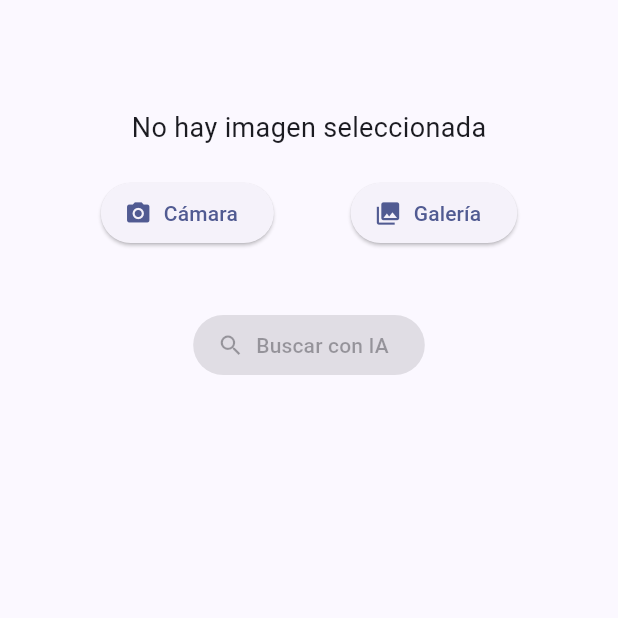
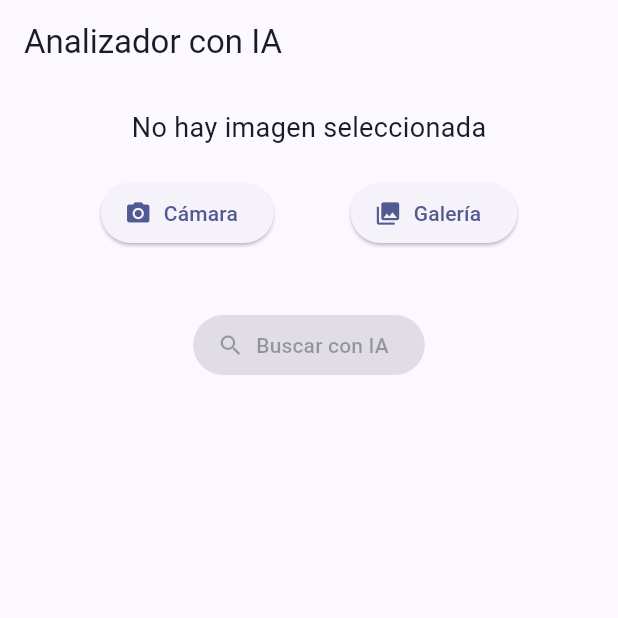
Before and after one commit to MarcRoviraP/camara_ai, a Flutter app: the screen it shows after launch, on a phone screen of 412 x 824 dp, the top half of it. Run offline on Flutter 3.47's test engine with Material 3 defaults, Android fonts, the phone set to English and light mode, and no system bars; our stand-ins replace flutter_dotenv, flutter_markdown, flutter_spinkit, google_generative_ai, image_picker.

Commit message:
Refactor ImagePickerScreen to enhance AI analysis functionality and remove widget test file

```diff
--- a/lib/screen/ImagePicker.dart
+++ b/lib/screen/ImagePicker.dart
@@ -1,5 +1,4 @@
 import 'dart:io';
-
 import 'package:flutter/material.dart';
 import 'package:flutter_dotenv/flutter_dotenv.dart';
 import 'package:flutter_markdown/flutter_markdown.dart';
@@ -19,21 +18,33 @@ class _ImagePickerScreenState extends State<ImagePickerScreen> {
   String _aiResult = '';
   bool _isLoading = false;
   int currentPromptIndex = 0;
+  final TextEditingController _textController = TextEditingController();
+
   TextPart prompt = TextPart(
-    "Analiza detalladamente la imagen proporcionada. Si contiene texto, resume los mensajes principales de forma clara y concisa, citando frases clave si son relevantes. Si no hay texto, describe los elementos visuales, su contexto y posibles interpretaciones. Sé preciso y objetivo.",
+    "Analiza detalladamente la imagen proporcionada. Si contiene texto, resume los mensajes principales...",
   );
+
   final ImagePicker _picker = ImagePicker();
-  final model = GenerativeModel(
-    model: 'gemini-2.5-flash',
-    apiKey: dotenv.env['GEMINI_API_KEY'] ?? '',
-  );
+
+  late final GenerativeModel model;
+  late ChatSession chat; // mantiene el contexto
+
+  @override
+  void initState() {
+    super.initState();
+    model = GenerativeModel(
+      model: 'gemini-2.5-flash',
+      apiKey: dotenv.env['GEMINI_API_KEY'] ?? '',
+    );
+    chat = model.startChat(); // inicializar chat
+  }
 
   Future<void> _pickImage(ImageSource source) async {
     final pickedFile = await _picker.pickImage(source: source);
     if (pickedFile != null) {
       setState(() {
         _imageFile = File(pickedFile.path);
-        _aiResult = ''; // Limpiar resultado previo
+        _aiResult = '';
       });
     }
   }
@@ -47,13 +58,12 @@ class _ImagePickerScreenState extends State<ImagePickerScreen> {
     });
 
     final imageBytes = await _imageFile!.readAsBytes();
-
     final imagePart = DataPart('image/jpeg', imageBytes);
 
     try {
-      final response = await model.generateContent([
+      final response = await chat.sendMessage(
         Content.multi([prompt, imagePart]),
-      ]);
+      );
 
       final output = response.text ?? "No se obtuvo respuesta de Gemini.";
       setState(() {
@@ -66,12 +76,60 @@ class _ImagePickerScreenState extends State<ImagePickerScreen> {
         _isLoading = false;
       });
     }
+    _imageFile = null;
+  }
+
+  /// Continuar conversación, enviando siempre imagen y texto aunque la imagen no haya cambiado
+  Future<void> _continueConversation(String text) async {
+    setState(() {
+      _isLoading = true;
+      _aiResult = '';
+    });
+
+    try {
+      if (_imageFile != null) {
+        final imageBytes = await _imageFile!.readAsBytes();
+        final imagePart = DataPart('image/jpeg', imageBytes);
+        final response = await chat.sendMessage(
+          Content.multi([TextPart(text), imagePart]),
+        );
+        final output = response.text ?? "⚠️ Sin respuesta de Gemini.";
+        setState(() {
+          _aiResult = output;
+          _isLoading = false;
+        });
+      } else {
+        // Si no hay imagen, solo envía el texto
+        final response = await chat.sendMessage(Content.text(text));
+        final output = response.text ?? "⚠️ Sin respuesta de Gemini.";
+        setState(() {
+          _aiResult = output;
+          _isLoading = false;
+        });
+      }
+    } catch (e) {
+      setState(() {
+        _aiResult = "❌ Error al continuar conversación:\n$e";
+        _isLoading = false;
+      });
+    }
+    _imageFile = null;
+  }
+
+  /// Cambia la imagen actual por una nueva seleccionada de la galería
+  Future<void> _refreshNewImage() async {
+    final pickedFile = await _picker.pickImage(source: ImageSource.gallery);
+    if (pickedFile == null) return;
+
+    setState(() {
+      _imageFile = File(pickedFile.path);
+    });
   }
 
   @override
   Widget build(BuildContext context) {
     return Scaffold(
-      appBar: AppBar(title: const Text('')),
+      appBar: AppBar(title: const Text('Analizador con IA')),
       body: SingleChildScrollView(
         padding: const EdgeInsets.all(16),
         child: Column(
@@ -93,6 +151,8 @@ class _ImagePickerScreenState extends State<ImagePickerScreen> {
                     ),
             ),
             const SizedBox(height: 20),
+
+            /// Botones de cámara y galería
             Row(
               mainAxisAlignment: MainAxisAlignment.spaceEvenly,
               children: [
@@ -108,12 +168,14 @@ class _ImagePickerScreenState extends State<ImagePickerScreen> {
                 ),
               ],
             ),
+
             const SizedBox(height: 20),
+
+            /// Botones de prompts
             if (_imageFile != null)
               SingleChildScrollView(
                 scrollDirection: Axis.horizontal,
                 child: Row(
-                  mainAxisAlignment: MainAxisAlignment.spaceEvenly,
                   children: [
                     ElevatedButton.icon(
                       style: currentPromptIndex == 0
@@ -125,16 +187,16 @@ class _ImagePickerScreenState extends State<ImagePickerScreen> {
                           : null,
                       onPressed: () {
                         prompt = TextPart(
-                          "Analiza detalladamente la imagen proporcionada. Si contiene texto, resume los mensajes principales de forma clara y concisa, citando frases clave si son relevantes. Si no hay texto, describe los elementos visuales, su contexto y posibles interpretaciones. Sé preciso y objetivo.",
+                          "Analiza la imagen. Si tiene texto, resume los mensajes principales y cita frases clave. Si no, describe los elementos visuales, contexto e interpretaciones posibles de manera precisa y objetiva.",
                         );
                         setState(() {
                           currentPromptIndex = 0;
                         });
                       },
-                      icon: Icon(Icons.image_search),
-                      label: Text("Analizar imagen"),
+                      icon: const Icon(Icons.image_search),
+                      label: const Text("Analizar imagen"),
                     ),
-                    SizedBox(width: 10),
+                    const SizedBox(width: 10),
                     ElevatedButton.icon(
                       style: currentPromptIndex == 1
                           ? ElevatedButton.styleFrom(
@@ -145,16 +207,16 @@ class _ImagePickerScreenState extends State<ImagePickerScreen> {
                           : null,
                       onPressed: () {
                         prompt = TextPart(
-                          "Observa esta imagen e identifica los productos que aparecen, describiendo sus características visibles (tipo, color, forma, material, marca, etiquetas u otros detalles distintivos) y cualquier texto asociado. Si puedes reconocer alguno, busca información adicional como precios estimados, tiendas donde puede comprarse, valoraciones de usuarios o usos comunes. Si los productos no son claramente identificables por baja calidad, ángulo, iluminación o falta de detalles, indícalo explícitamente y sugiere subir una imagen más clara o desde otro ángulo. No generes análisis si no estás seguro de la identidad del producto.",
+                          "Identifica los productos en la imagen y describe sus características visibles (tipo, color, forma, material, marca, etiquetas, etc.) y cualquier texto. Si es posible, proporciona información adicional como precios estimados o tiendas. Si los productos no son claros, indícalo y sugiere una imagen más nítida. No adivines si no estás seguro.",
                         );
                         setState(() {
                           currentPromptIndex = 1;
                         });
                       },
-                      icon: Icon(Icons.shopping_bag),
-                      label: Text("Analizar productos"),
+                      icon: const Icon(Icons.shopping_bag),
+                      label: const Text("Analizar productos"),
                     ),
-                    SizedBox(width: 10),
+                    const SizedBox(width: 10),
                     ElevatedButton.icon(
                       style: currentPromptIndex == 2
                           ? ElevatedButton.styleFrom(
@@ -165,19 +227,42 @@ class _ImagePickerScreenState extends State<ImagePickerScreen> {
                           : null,
                       onPressed: () {
                         prompt = TextPart(
-                          "Explica detalladamente el siguiente texto extraído de una imagen. Describe su significado, propósito, contexto posible y cualquier término relevante que pueda requerir aclaración. Si se trata de un documento formal, publicitario, técnico o educativo, indícalo. Usa un lenguaje claro y estructurado para facilitar la comprensión.",
+                          "Identifica los animales en la imagen y describe sus características (tipo, color, forma, tamaño, comportamiento, hábitat, etc.) y cualquier texto. Si reconoces alguno, agrega información relevante como nombres, hábitats o curiosidades. Indica si se puede cazar/pescar. Si no son claros, menciona que la imagen no permite identificar y sugiere otra más clara.",
                         );
                         setState(() {
                           currentPromptIndex = 2;
                         });
                       },
-                      icon: Icon(Icons.text_snippet),
-                      label: Text("Buscar texto"),
+                      icon: const Icon(Icons.pets),
+                      label: const Text("Analizar animales"),
+                    ),
+                    const SizedBox(width: 10),
+                    ElevatedButton.icon(
+                      style: currentPromptIndex == 3
+                          ? ElevatedButton.styleFrom(
+                              backgroundColor: Theme.of(
+                                context,
+                              ).colorScheme.onPrimary,
+                            )
+                          : null,
+                      onPressed: () {
+                        prompt = TextPart(
+                          "Analiza el texto extraído de la imagen. Explica su significado, propósito, contexto y términos importantes. Indica si es un documento formal, publicitario, técnico o educativo. Usa un lenguaje claro y estructurado.",
+                        );
+                        setState(() {
+                          currentPromptIndex = 3;
+                        });
+                      },
+                      icon: const Icon(Icons.text_snippet),
+                      label: const Text("Buscar texto"),
                     ),
                   ],
                 ),
               ),
+
             const SizedBox(height: 20),
+
+            /// Botón buscar con IA
             ElevatedButton.icon(
               onPressed: _imageFile == null || _isLoading
                   ? null
@@ -189,7 +274,9 @@ class _ImagePickerScreenState extends State<ImagePickerScreen> {
                 foregroundColor: Colors.white,
               ),
             ),
+
             const SizedBox(height: 30),
+
             if (_isLoading)
               Center(
                 child: SpinKitSpinningLines(
@@ -197,6 +284,7 @@ class _ImagePickerScreenState extends State<ImagePickerScreen> {
                   size: 100.0,
                 ),
               ),
+
             if (_aiResult.isNotEmpty) ...[
               const Divider(),
               const Align(
@@ -208,6 +296,35 @@ class _ImagePickerScreenState extends State<ImagePickerScreen> {
               ),
               const SizedBox(height: 10),
               MarkdownBody(data: _aiResult, selectable: true),
+
+              const SizedBox(height: 20),
+
+              /// Input de texto + enviar y botón nueva imagen
+              Row(
+                children: [
+                  Expanded(
+                    child: TextField(
+                      controller: _textController,
+                      decoration: const InputDecoration(
+                        hintText: "Escribe un mensaje para continuar...",
+                      ),
+                    ),
+                  ),
+                  IconButton(
+                    icon: const Icon(Icons.send),
+                    onPressed: () {
+                      final text = _textController.text;
+                      _textController.clear();
+                      if (text.isNotEmpty) _continueConversation(text);
+                    },
+                  ),
+                  IconButton(
+                    icon: const Icon(Icons.add_photo_alternate),
+                    tooltip: "Recargar imagen",
+                    onPressed: _refreshNewImage,
+                  ),
+                ],
+              ),
             ],
           ],
         ),
```
Also changed, not shown: 1 other file.
